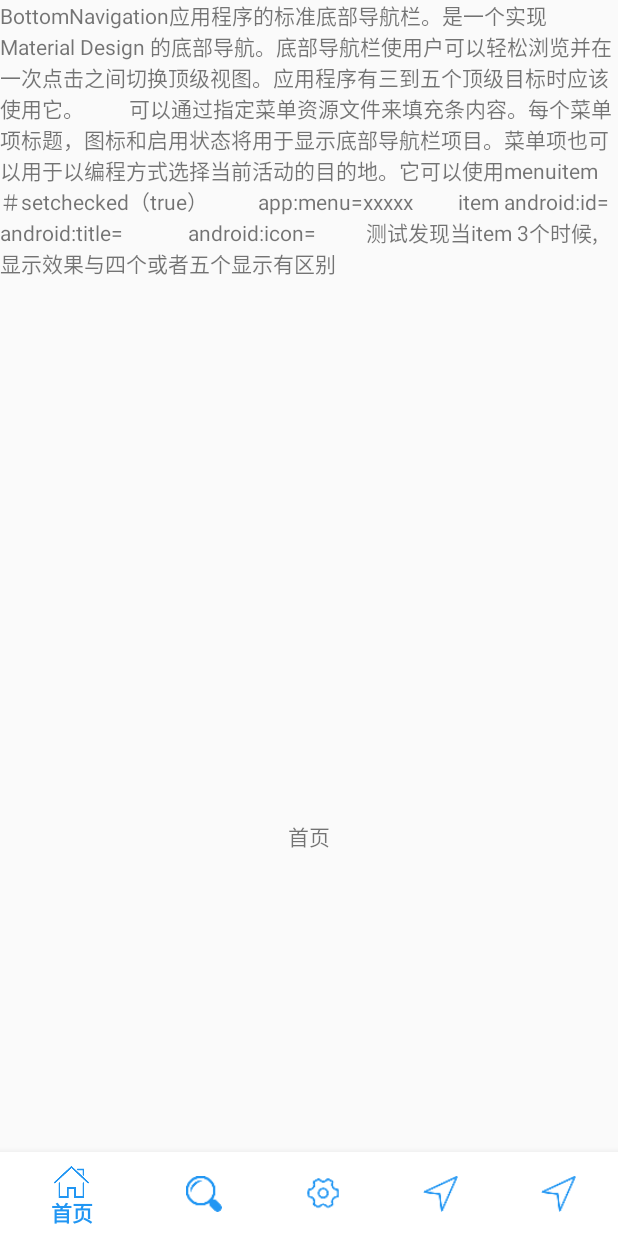
After one commit to HaoPz/MyDemo, an Android app: the BottomNavigationActivity screen opened directly, with no data from a screen before it, on a phone screen of 412 x 824 dp. The commit adds this screen. Run offline under Robolectric (Android 15) with nearby library versions, the phone set to English and light mode, and no system bars; our stand-ins replace CircleImageView.

Commit message:
增加 Material Design --- Bottom Navigation | SwitchCompat

```diff
--- /dev/null
+++ b/src/main/java/com/mydemo/MaterialDesign/BottomNavigationActivity.java
@@ -0,0 +1,41 @@
+package com.mydemo.MaterialDesign;
+
+import android.os.Bundle;
+import android.support.annotation.NonNull;
+import android.support.annotation.Nullable;
+import android.support.design.widget.BottomNavigationView;
+import android.view.MenuItem;
+import android.widget.TextView;
+
+import com.mydemo.Base.BaseActivity;
+import com.mydemo.R;
+
+/**
+ * bottomNavigation
+ * Created by HaoPz on 2018/1/10.
+ */
+
+public class BottomNavigationActivity extends BaseActivity {
+
+    private TextView content;
+    private BottomNavigationView viewById;
+
+    @Override
+    protected void onCreate(@Nullable Bundle savedInstanceState) {
+        // getWindow().setStatusBarColor(Color.parseColor("#2196F3"));
+        super.onCreate(savedInstanceState);
+        setContentView(R.layout.activity_bottom_navigation);
+
+        content = (TextView) findViewById(R.id.content);
+        viewById = (BottomNavigationView) findViewById(R.id.bottomNavigationItemView);
+
+        viewById.setOnNavigationItemSelectedListener(new BottomNavigationView.OnNavigationItemSelectedListener() {
+            @Override
+            public boolean onNavigationItemSelected(@NonNull MenuItem item) {
+                String selectedTitle = item.getTitle().toString().trim();
+                content.setText(selectedTitle);
+                return true;
+            }
+        });
+    }
+}
--- /dev/null
+++ b/src/main/res/layout/activity_bottom_navigation.xml
@@ -0,0 +1,55 @@
+<?xml version="1.0" encoding="utf-8"?>
+<android.support.constraint.ConstraintLayout xmlns:android="http://schemas.android.com/apk/res/android"
+    xmlns:app="http://schemas.android.com/apk/res-auto"
+    xmlns:tools="http://schemas.android.com/tools"
+    android:layout_width="match_parent"
+    android:layout_height="match_parent">
+
+    <TextView
+        android:id="@+id/textView"
+        android:layout_width="match_parent"
+        android:layout_height="346dp"
+        android:text="BottomNavigation应用程序的标准底部导航栏。是一个实现Material Design 的底部导航。底部导航栏使用户可以轻松浏览并在一次点击之间切换顶级视图。应用程序有三到五个顶级目标时应该使用它。
+        可以通过指定菜单资源文件来填充条内容。每个菜单项标题，图标和启用状态将用于显示底部导航栏项目。菜单项也可以用于以编程方式选择当前活动的目的地。它可以使用menuitem＃setchecked（true）
+
+        app:menu=xxxxx
+        item android:id=
+            android:title=
+            android:icon=
+
+        测试发现当item 3个时候,显示效果与四个或者五个显示有区别
+        "
+        tools:ignore="MissingConstraints"
+        tools:layout_editor_absoluteX="0dp"
+        tools:layout_editor_absoluteY="-1dp" />
+
+
+    <TextView
+        android:id="@+id/content"
+        android:layout_width="match_parent"
+        android:layout_height="wrap_content"
+        android:gravity="center"
+        android:padding="10dp"
+        android:text="首页"
+        app:layout_constraintBottom_toBottomOf="parent"
+        app:layout_constraintBottom_toTopOf="@+id/bottomNavigationItemView"
+        app:layout_constraintEnd_toEndOf="parent"
+        app:layout_constraintStart_toStartOf="parent"
+        app:layout_constraintTop_toBottomOf="@+id/textView"
+        app:layout_constraintVertical_weight="1" />
+
+    <!--itemIconTint设置应用于我们菜单项的图标的色调。-->
+    <!--itemBackground|itemTextColor 设置应用于我们菜单项的背景\文字的色调-->
+
+    <android.support.design.widget.BottomNavigationView
+        android:id="@+id/bottomNavigationItemView"
+        android:layout_width="match_parent"
+        android:layout_height="wrap_content"
+        app:itemBackground="@color/colorWhite"
+        app:itemIconTint="#2196F3"
+        app:itemTextColor="#2196F3"
+        app:layout_constraintBottom_toBottomOf="parent"
+        app:menu="@menu/menu_bottom_navigation"></android.support.design.widget.BottomNavigationView>
+
+
+</android.support.constraint.ConstraintLayout>
--- /dev/null
+++ b/src/main/res/menu/menu_bottom_navigation.xml
@@ -0,0 +1,25 @@
+<?xml version="1.0" encoding="utf-8"?>
+<menu xmlns:android="http://schemas.android.com/apk/res/android">
+    <item
+        android:id="@+id/action_home"
+        android:checked="true"
+        android:icon="@drawable/icon_show"
+        android:title="@string/menu_home" />
+    <item
+        android:id="@+id/action_search"
+        android:icon="@drawable/icon_search"
+        android:title="@string/menu_search" />
+    <item
+        android:id="@+id/action_settings"
+        android:icon="@drawable/icon_setting"
+        android:title="@string/menu_settings" />
+    <item
+        android:id="@+id/action_navigation"
+        android:icon="@drawable/icon_navigation"
+        android:title="@string/menu_navigation" />
+
+    <item
+        android:id="@+id/action_navigation2"
+        android:icon="@drawable/icon_navigation"
+        android:title="@string/menu_navigation" />
+</menu>
--- a/src/main/res/values/strings.xml
+++ b/src/main/res/values/strings.xml
@@ -19,4 +19,9 @@
     <string name="indexList">26字母检索View</string>
     <string name="countTime">倒计时</string>
     <string name="ADD">广告栏-- 当前文本动画化并为其中的新文本添加动画</string>
+    <string name="material_design">android  material design 总结</string>
+    <string name="menu_search">搜索</string>
+    <string name="menu_settings">设置</string>
+    <string name="menu_navigation">导航</string>
+    <string name="menu_home">首页</string>
 </resources>
```
Also changed, not shown: src/main/AndroidManifest.xml (+15 -10 lines), src/main/java/com/mydemo/ActivityTransitions/ActivityA.java (+19 -7 lines), src/main/java/com/mydemo/CarameAlbum/CarameAlbumActivity.java (+6 -6 lines), src/main/java/com/mydemo/CarameAlbum/CarameAlbumActivity2.java (+7 -5 lines), src/main/java/com/mydemo/MainActivity.java (+7 -0 lines), src/main/java/com/mydemo/MaterialDesign/MaterialDesignActivity.java (added, +48 -0 lines), src/main/java/com/mydemo/MaterialDesign/SwitchCompatActivity.java (added, +33 -0 lines), src/main/java/com/mydemo/SystemDialog/SystemDialogActivity.java (+22 -1 lines), src/main/res/layout/activity_materil_design.xml (added, +27 -0 lines), src/main/res/layout/activity_switch_compat.xml (added, +27 -0 lines), src/main/res/drawable-xxhdpi/icon_navigation.png (added), src/main/res/drawable-xxhdpi/icon_search.png (added), src/main/res/drawable-xxhdpi/icon_setting.png (added), src/main/res/drawable-xxhdpi/icon_show.png (added).
